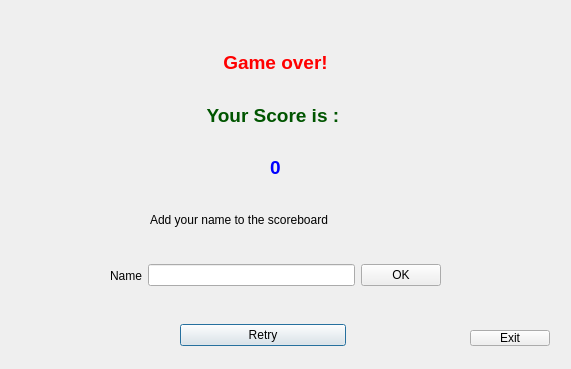
The window that gameover.ui (TheresePlaton/test) describes before a commit, drawn with Qt 5.
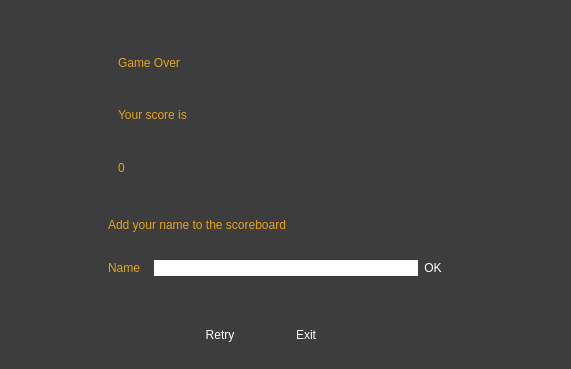
The same window after the commit.

Diff of the .ui file:
```diff
--- a/gameover.ui
+++ b/gameover.ui
@@ -13,6 +13,133 @@
   <property name="windowTitle">
    <string>Dialog</string>
   </property>
+  <property name="styleSheet">
+   <string notr="true">QDialog{
+background-color:#3d3d3d;
+color:#fff;
+}
+
+QMenuBar{
+background-color:#1d1d1d;
+padding:5px;
+	font: 12pt &quot;MS Shell Dlg 2&quot;;
+}
+
+QMenuBar::item{
+background-color:#1d1d1d;
+color:#fff;
+padding:5px;
+
+}
+
+QLabel{
+border-style:solid;
+background-color:#3d3d3d;
+color:#e3a21a;
+padding:5px;
+font: 16pt &quot;MS Shell Dlg 2&quot;;
+
+}
+
+QMenu{
+color:#fff;
+padding:0;
+}
+
+QMenu::item:selected{
+color:#fff;
+background-color:#00aba9;
+}
+
+QTableWidget{
+background-color:#3d3d3d;
+color:#fff;
+  selection-background-color: #da532c;
+border:solid;
+border-width:3px;
+border-color:#da532c;
+}
+QHeaderView::section{
+background-color:qlineargradient(spread:pad, x1:0, y1:0, x2:1, y2:0, stop:0 rgba(20, 158, 217, 255), stop:1 rgba(36, 158, 217, 255));
+border:none;
+border-top-style:solid;
+border-width:1px;
+border-top-color:qlineargradient(spread:pad, x1:0, y1:0, x2:1, y2:0, stop:0 rgba(20, 158, 217, 255), stop:1 rgba(36, 158, 217, 255));
+color:#fff;
+
+}
+QHeaderView{
+background-color:qlineargradient(spread:pad, x1:0, y1:0, x2:1, y2:0, stop:0 rgba(20, 158, 217, 255), stop:1 rgba(36, 158, 217, 255));
+
+border:none;
+border-top-style:solid;
+border-width:1px;
+border-top-color:#149ED9;
+color:#fff;
+	font: 75 12pt &quot;Calibri&quot;;
+}
+
+QTableCornerButton::section{
+border:none;
+background-color:#149ED9;
+}
+
+QListWidget{
+background-color:#3d3d3d;
+color:#fff;
+}
+
+QMenu{
+background-color:#3d3d3d;
+}
+QStatusBar{
+background-color:#7e3878;
+color:#fff;
+}
+
+QPushButton{
+border-style:solid;
+
+background-color:#3d3d3d;
+color:#fff;
+border-radius:7px;
+}
+QPushButton:hover{
+color:#ccc;
+	background-color: qlineargradient(spread:pad, x1:0.517, y1:0, x2:0.517, y2:1, stop:0 rgba(45, 45, 45, 255), stop:0.505682 rgba(45, 45, 45, 255), stop:1 rgba(29, 29, 29, 255));
+	border-color:#2d89ef;
+border-width:2px;
+}
+
+QPushButton:pressed{
+background-color: qlineargradient(spread:pad, x1:0.517, y1:0, x2:0.517, y2:1, stop:0 rgba(29, 29, 29, 255), stop:0.505682 rgba(45, 45, 45, 255), stop:1 rgba(29, 29, 29, 255));
+}
+
+
+QTabWidget::tab{
+background-color:#3d3d3d;
+}
+
+QLineEdit{
+border-radius:0;
+}
+
+QProgressBar{
+border-radius:0;
+text-align:center;
+color:#fff;
+background-color:transparent;
+border: 2px solid #e3a21a;
+border-radius:7px;
+	font: 75 12pt &quot;Open Sans&quot;;
+
+}
+
+QProgressBar::chunk{
+background-color:#e3a21a;
+width:20px;
+}</string>
+  </property>
   <widget class="QWidget" name="horizontalLayoutWidget">
    <property name="geometry">
     <rect>
@@ -30,6 +157,13 @@
       </property>
      </widget>
     </item>
+    <item>
+     <widget class="QPushButton" name="exit_game_Btn">
+      <property name="text">
+       <string>Exit</string>
+      </property>
+     </widget>
+    </item>
    </layout>
   </widget>
   <widget class="QWidget" name="verticalLayoutWidget">
@@ -45,81 +179,70 @@
     <item>
      <widget class="QLabel" name="label">
       <property name="text">
-       <string>&lt;html&gt;&lt;head/&gt;&lt;body&gt;&lt;p align=&quot;center&quot;&gt;&lt;span style=&quot; font-size:14pt; font-weight:600; color:#ff0000;&quot;&gt;Game over!&lt;/span&gt;&lt;/p&gt;&lt;/body&gt;&lt;/html&gt;</string>
+       <string>Game Over</string>
       </property>
      </widget>
     </item>
     <item>
      <widget class="QLabel" name="label_2">
       <property name="text">
-       <string>&lt;html&gt;&lt;head/&gt;&lt;body&gt;&lt;p align=&quot;center&quot;&gt;&lt;span style=&quot; font-size:14pt; font-weight:600; color:#005500;&quot;&gt;Your Score is : &lt;/span&gt;&lt;/p&gt;&lt;/body&gt;&lt;/html&gt;</string>
+       <string>&lt;html&gt;&lt;head/&gt;&lt;body&gt;&lt;p&gt;Your score is&lt;/p&gt;&lt;/body&gt;&lt;/html&gt;</string>
       </property>
      </widget>
     </item>
     <item>
      <widget class="QLabel" name="score_Label">
       <property name="text">
-       <string>&lt;html&gt;&lt;head/&gt;&lt;body&gt;&lt;p align=&quot;center&quot;&gt;&lt;span style=&quot; font-size:14pt; font-weight:600; color:#0000ff;&quot;&gt;0&lt;/span&gt;&lt;/p&gt;&lt;/body&gt;&lt;/html&gt;</string>
+       <string>0</string>
       </property>
      </widget>
     </item>
    </layout>
   </widget>
-  <widget class="QWidget" name="horizontalLayoutWidget_2">
+  <widget class="QWidget" name="verticalLayoutWidget_2">
    <property name="geometry">
     <rect>
-     <x>110</x>
-     <y>240</y>
-     <width>331</width>
-     <height>71</height>
+     <x>100</x>
+     <y>200</y>
+     <width>342</width>
+     <height>80</height>
     </rect>
    </property>
-   <layout class="QHBoxLayout" name="horizontalLayout_2">
+   <layout class="QVBoxLayout" name="verticalLayout_2">
     <item>
-     <widget class="QLabel" name="label_3">
+     <widget class="QLabel" name="label_4">
       <property name="text">
-       <string>Name</string>
+       <string>Add your name to the scoreboard</string>
       </property>
      </widget>
     </item>
     <item>
-     <widget class="QLineEdit" name="nameOfPlayer"/>
+     <layout class="QHBoxLayout" name="horizontalLayout_2">
+      <item>
+       <widget class="QLabel" name="label_3">
+        <property name="text">
+         <string>Name</string>
+        </property>
+       </widget>
+      </item>
+      <item>
+       <widget class="QLineEdit" name="nameOfPlayer"/>
+      </item>
+      <item>
+       <widget class="QPushButton" name="AddToscoreBoard">
+        <property name="text">
+         <string>OK</string>
+        </property>
+       </widget>
+      </item>
+     </layout>
     </item>
-    <item>
-     <widget class="QPushButton" name="AddToscoreBoard">
-      <property name="text">
-       <string>OK</string>
-      </property>
-     </widget>
-    </item>
    </layout>
   </widget>
-  <widget class="QLabel" name="label_4">
-   <property name="geometry">
-    <rect>
-     <x>150</x>
-     <y>210</y>
-     <width>231</width>
-     <height>20</height>
-    </rect>
-   </property>
-   <property name="text">
-    <string>Add your name to the scoreboard</string>
-   </property>
-  </widget>
-  <widget class="QPushButton" name="exit_game_Btn">
-   <property name="geometry">
-    <rect>
-     <x>470</x>
-     <y>330</y>
-     <width>80</width>
-     <height>16</height>
-    </rect>
-   </property>
-   <property name="text">
-    <string>Exit</string>
-   </property>
-  </widget>
+  <zorder>horizontalLayoutWidget</zorder>
+  <zorder>verticalLayoutWidget</zorder>
+  <zorder>verticalLayoutWidget_2</zorder>
+  <zorder>horizontalLayoutWidget_2</zorder>
  </widget>
  <resources/>
  <connections/>
```
